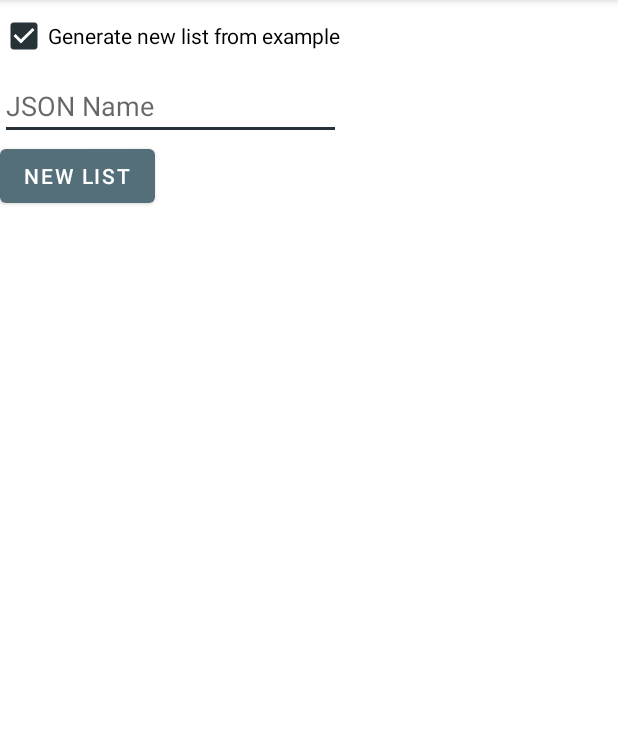
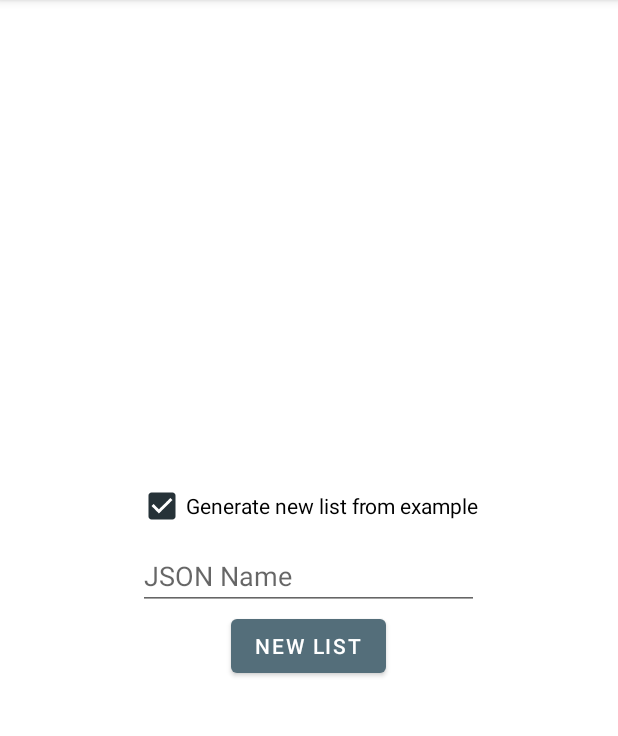
Before and after one commit to SergioGon1980/listillas, an Android app: the screen it shows after launch (JsonActivity), after a tap on "NEW LIST", on a phone screen of 412 x 824 dp, the part 84-820 px from its top. Run offline under Robolectric (Android 15) with nearby library versions, the phone set to English and light mode, and no system bars; 3 statements that could not run were skipped.

Commit message:
feat: add Json Recyclew View

```diff
--- a/app/build.gradle
+++ b/app/build.gradle
@@ -30,7 +30,7 @@ android {
         jvmTarget = '1.8'
     }
     buildFeatures {
-        viewBinding = true
+        viewBinding true
     }
 }
 
@@ -39,10 +39,10 @@ dependencies {
     implementation 'androidx.appcompat:appcompat:1.4.2'
     implementation 'com.google.android.material:material:1.6.1'
     implementation 'androidx.constraintlayout:constraintlayout:2.1.4'
+    //Libreria de google para manejo de ficheros JSON
+    implementation 'com.google.code.gson:gson:2.8.9'
     implementation 'androidx.legacy:legacy-support-v4:1.0.0'
     testImplementation 'junit:junit:4.13.2'
     androidTestImplementation 'androidx.test.ext:junit:1.1.3'
     androidTestImplementation 'androidx.test.espresso:espresso-core:3.4.0'
-
-    implementation 'com.google.android.material:material:1.6.1'
 }
--- a/app/src/main/java/com/example/listillas/json/JsonActivity.kt
+++ b/app/src/main/java/com/example/listillas/json/JsonActivity.kt
@@ -5,23 +5,52 @@ import android.os.Bundle
 import android.util.Log
 import android.view.Menu
 import android.view.MenuItem
+import androidx.recyclerview.widget.LinearLayoutManager
+import androidx.recyclerview.widget.RecyclerView
 import com.example.listillas.R
 import com.example.listillas.databinding.ActivityJsonBinding
 import com.example.listillas.menu.MenuHandler
 
 class JsonActivity : AppCompatActivity() {
 
-    private lateinit var _binding: ActivityJsonBinding
-    private val binding get() = _binding
+    private var _binding: ActivityJsonBinding? = null
+    private val binding get() = _binding!!
+
+    private lateinit var jsonListAdapter: JsonListAdapter
+    private lateinit var jsonList: List<JsonItem>
 
     override fun onCreate(savedInstanceState: Bundle?) {
         super.onCreate(savedInstanceState)
         _binding = ActivityJsonBinding.inflate(layoutInflater)
         setContentView(binding.root)
 
+        val handler: (JsonItem) -> = JsonItem {
+            jsonItem: JsonItem ->
+            {
+                Log.d("debug", "ITEM" + jsonItem.name)
+            }
+        }
+
+        jsonList = JsonService(this).getFileList()
+        jsonListAdapter = JsonListAdapter(jsonList, handler)
+
+        val layoutManager: RecyclerView.LayoutManager = LinearLayoutManager (this)
+        binding.fileListContainer.layoutManager = layoutManager
+        binding.fileListContainer.adapter = jsonListAdapter
+
         binding.createJsonBtn.setOnClickListener(){
             createJsonHandler()
         }
+
+
+
+
+
+    }
+
+    override fun onDestroy() {
+        super.onDestroy()
+        _binding = null
     }
 
     // Menu
--- a/app/src/main/java/com/example/listillas/json/JsonService.kt
+++ b/app/src/main/java/com/example/listillas/json/JsonService.kt
@@ -1,15 +1,17 @@
 package com.example.listillas.json
 
-import android.content.ClipData
+
 import android.content.Context
-import android.content.res.AssetManager
 import android.util.Log
 import com.example.listillas.list.ListService
 import com.example.listillas.list.item.Item
+import com.google.gson.GsonBuilder
 import org.json.JSONArray
 import java.io.File
 
 class JsonService (val context: Context){
+    val folderName = "json"
+    val fileExtension = ".json"
 
     fun createJsonFile (name:String, copyExample:Boolean) {
         Log.d("debug","Crea un nuevo JSON: " + name)
@@ -25,19 +27,33 @@ class JsonService (val context: Context){
         // - context.getExternalFilesDir()
         // Para que el directorio del fichero JSON quede empaquetado con la aplicacion
         // - context.filesDir
-        val folder = File(context.filesDir, "json")
+        val folder = File(context.filesDir, folderName)
             // No hace falta comprobar si la carpeta existe porque el MKDIR
             // lo hace por defecto
             folder.mkdir()
 
-        val file = File (folder, name + ".json")
+        val file = File (folder, name + fileExtension)
         file.createNewFile()
 
+        val gson = GsonBuilder().setPrettyPrinting().create()
+        val json = gson.toJson(list)
+        file.writeText(json)
+    }
 
+    fun getFileList():MutableList<JsonItem> {
+        val files = mutableListOf<JsonItem>()
 
+        val folder = File(context.filesDir,folderName)
+        folder.walk().forEach {
+            if (!it.isDirectory) {
+                val item = JsonItem(it.nameWithoutExtension)
+                files.add(item)
+            }
+        }
 
+        return files
+    }
 
-   }
 
     private fun getListFromExample():MutableList<Item> {
         val file = context.assets.open("example.json")
--- a/app/src/main/res/layout/activity_json.xml
+++ b/app/src/main/res/layout/activity_json.xml
@@ -6,10 +6,18 @@
     android:layout_height="match_parent"
     tools:context=".json.JsonActivity">
 
+    <androidx.recyclerview.widget.RecyclerView
+        android:id="@+id/fileListContainer"
+        android:layout_width="match_parent"
+        android:layout_height="match_parent">
+
+    </androidx.recyclerview.widget.RecyclerView>
+
     <LinearLayout
         android:layout_width="wrap_content"
         android:layout_height="wrap_content"
-        android:orientation="vertical">
+        android:orientation="vertical"
+        android:layout_gravity="center">
 
 
         <CheckBox
@@ -35,7 +43,8 @@
             style="@style/Widget.MaterialComponents.Button"
             android:layout_width="wrap_content"
             android:layout_height="wrap_content"
-            android:text="New List">
+            android:text="New List"
+            android:layout_gravity="center">
 
         </com.google.android.material.button.MaterialButton>
 
--- a/app/src/main/res/layout/activity_lista.xml
+++ b/app/src/main/res/layout/activity_lista.xml
@@ -57,7 +57,8 @@
         android:layout_height="wrap_content"
         app:layout_constraintBottom_toBottomOf="parent"
         app:layout_constraintEnd_toEndOf="parent"
-        app:layout_constraintStart_toStartOf="parent">
+        app:layout_constraintStart_toStartOf="parent"
+        android:background="@color/primaryTextColor">
 
     </FrameLayout>
 
```
Also changed, not shown: app/src/main/java/com/example/listillas/json/JsonItem.kt (added, +7 -0 lines), app/src/main/java/com/example/listillas/json/JsonListAdapter.kt (added, +37 -0 lines), app/src/main/res/layout/item_json_list.xml (added, +42 -0 lines).
